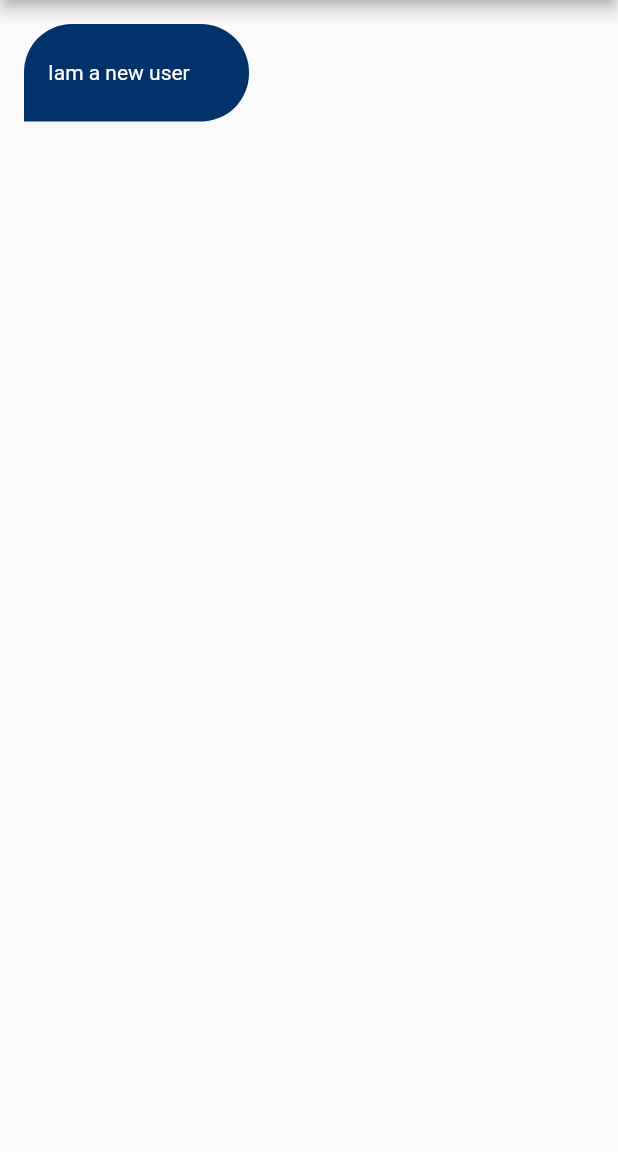
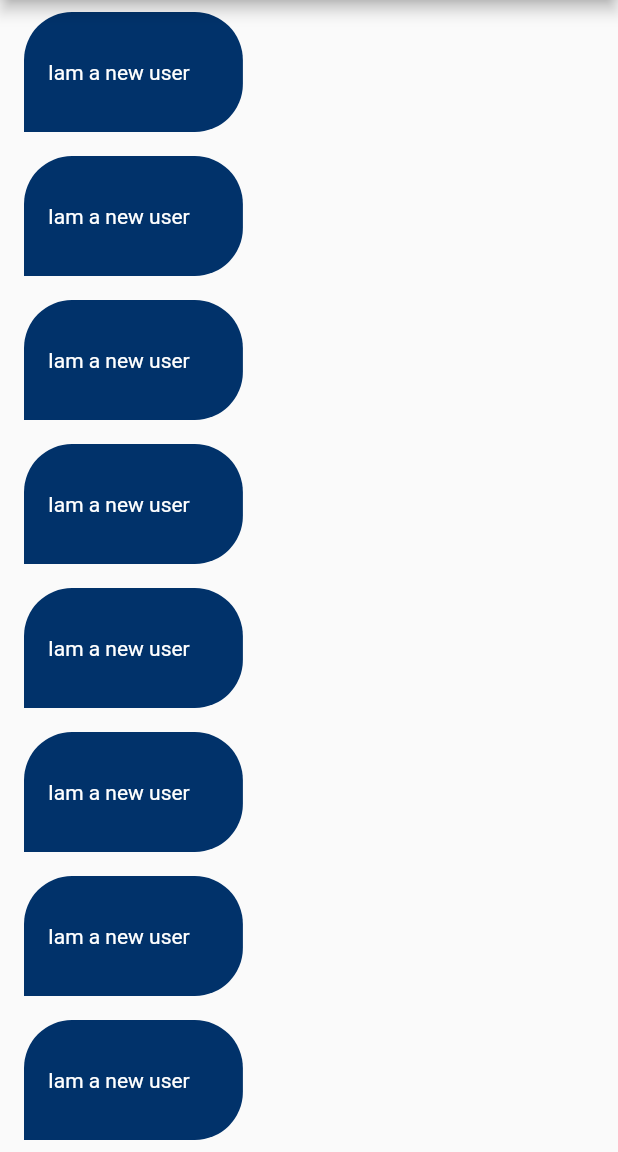
Before and after one commit to Riyam224/chat_app_flutter, a Flutter app: the screen it shows after launch, on a phone screen of 412 x 824 dp, the part 84-1236 px from its top. Run offline on Flutter 3.47's test engine with Material 2 defaults, Android fonts, the phone set to English and light mode, and no system bars; our stand-ins replace firebase_auth, firebase_core, modal_progress_hud_nsn; accounts and stored records are empty.

Commit message:
add code to make chat bubble looks good

```diff
--- a/lib/pages/chat_page.dart
+++ b/lib/pages/chat_page.dart
@@ -24,7 +24,9 @@ class ChatPage extends StatelessWidget {
         ),
         centerTitle: true,
       ),
-      body: ChatBubble(),
+      body: ListView.builder(itemBuilder: (context, index) {
+        return ChatBubble();
+      }),
     );
   }
 }
--- a/lib/pages/widgets/chat_bubble.dart
+++ b/lib/pages/widgets/chat_bubble.dart
@@ -6,12 +6,11 @@ class ChatBubble extends StatelessWidget {
 
   @override
   Widget build(BuildContext context) {
-    return Container(
-      width: 150,
+    return Align(
       alignment: Alignment.centerLeft,
-      padding: EdgeInsets.only(left: 16),
-      margin: EdgeInsets.all(16),
-      height: 65,
+      child: Container(
+        padding: EdgeInsets.only(left: 16, top: 32, bottom: 32, right: 32),
+        margin: EdgeInsets.symmetric(horizontal: 16, vertical: 8),
         decoration: BoxDecoration(
           borderRadius: BorderRadius.only(
             topLeft: Radius.circular(32),
@@ -26,6 +25,7 @@ class ChatBubble extends StatelessWidget {
             color: Colors.white,
           ),
         ),
+      ),
     );
   }
 }
```
Lines whose indentation alone changed are shown as unchanged.
